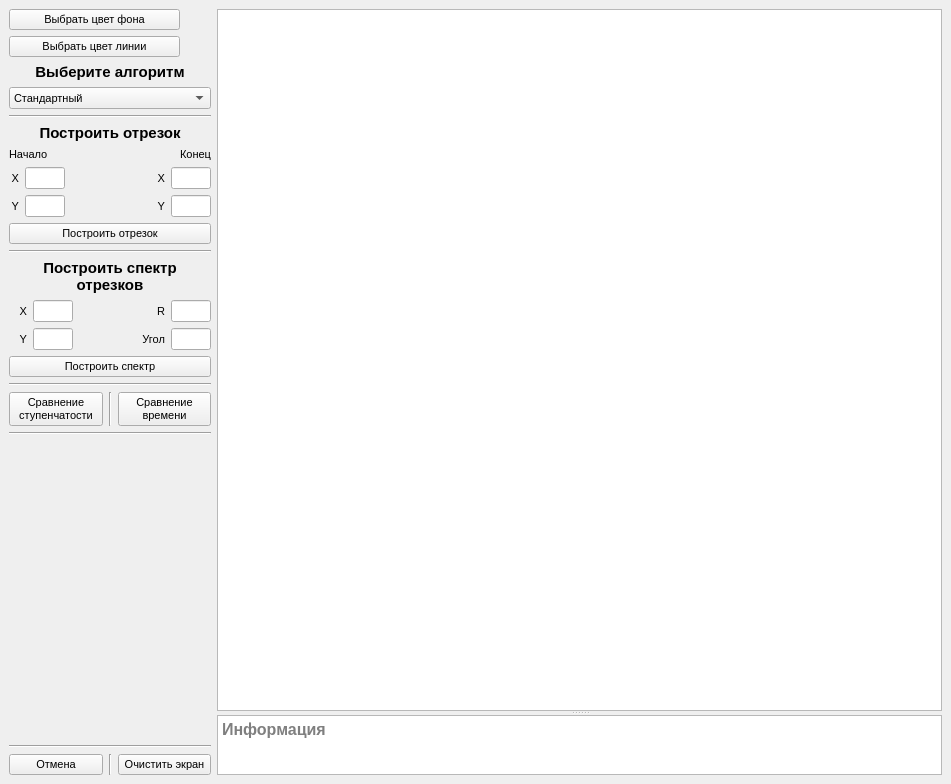
Qt form lab_03/mainwindow.ui (AskaryanKarine/BMSTU-CG) before a commit.
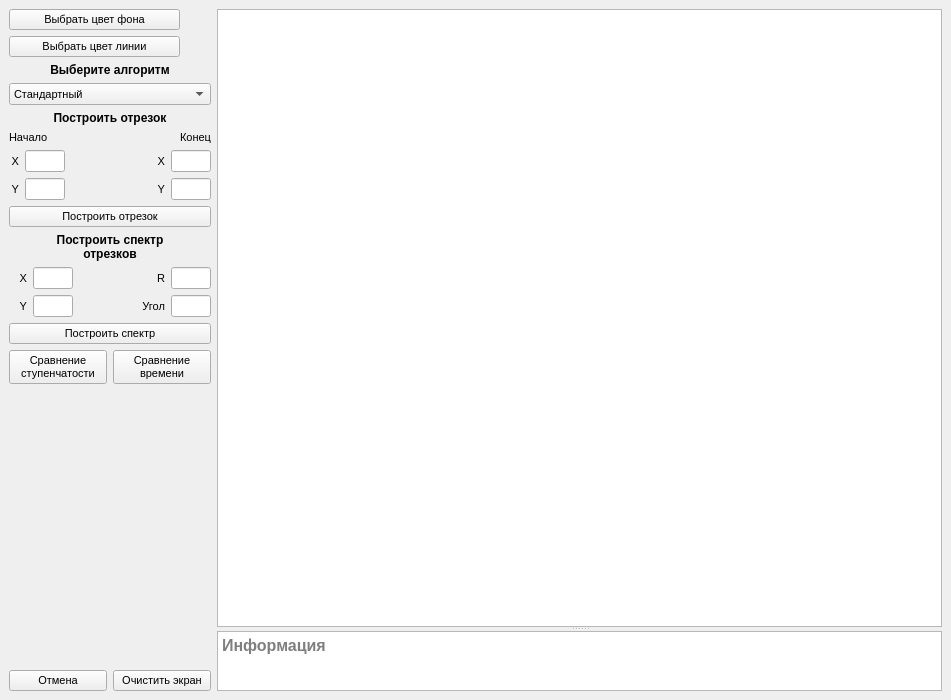
The same form after that commit.

Commit message: adding scale view and some drawing functions

```diff
--- a/lab_03/mainwindow.ui
+++ b/lab_03/mainwindow.ui
@@ -7,7 +7,7 @@
     <x>0</x>
     <y>0</y>
     <width>951</width>
-    <height>784</height>
+    <height>700</height>
    </rect>
   </property>
   <property name="maximumSize">
@@ -84,7 +84,7 @@
            <widget class="QLabel" name="label">
             <property name="font">
              <font>
-              <pointsize>11</pointsize>
+              <pointsize>9</pointsize>
               <bold>true</bold>
              </font>
             </property>
@@ -144,18 +144,11 @@
       </item>
       <item>
        <layout class="QVBoxLayout" name="verticalLayout_5">
-        <item>
-         <widget class="Line" name="line_7">
-          <property name="orientation">
-           <enum>Qt::Horizontal</enum>
-          </property>
-         </widget>
-        </item>
         <item>
          <widget class="QLabel" name="label_2">
           <property name="font">
            <font>
-            <pointsize>11</pointsize>
+            <pointsize>9</pointsize>
             <bold>true</bold>
            </font>
           </property>
@@ -380,18 +373,11 @@
         </item>
        </layout>
       </item>
-      <item>
-       <widget class="Line" name="line_6">
-        <property name="orientation">
-         <enum>Qt::Horizontal</enum>
-        </property>
-       </widget>
-      </item>
       <item>
        <widget class="QLabel" name="label_9">
         <property name="font">
          <font>
-          <pointsize>11</pointsize>
+          <pointsize>9</pointsize>
           <bold>true</bold>
          </font>
         </property>
@@ -535,13 +521,6 @@
         </property>
        </widget>
       </item>
-      <item>
-       <widget class="Line" name="line_5">
-        <property name="orientation">
-         <enum>Qt::Horizontal</enum>
-        </property>
-       </widget>
-      </item>
       <item>
        <layout class="QHBoxLayout" name="horizontalLayout_12">
         <item>
@@ -552,13 +531,6 @@
           </property>
          </widget>
         </item>
-        <item>
-         <widget class="Line" name="line_3">
-          <property name="orientation">
-           <enum>Qt::Vertical</enum>
-          </property>
-         </widget>
-        </item>
         <item>
          <widget class="QPushButton" name="pushButton_time">
           <property name="text">
@@ -569,13 +541,6 @@
         </item>
        </layout>
       </item>
-      <item>
-       <widget class="Line" name="line_2">
-        <property name="orientation">
-         <enum>Qt::Horizontal</enum>
-        </property>
-       </widget>
-      </item>
       <item>
        <spacer name="verticalSpacer">
         <property name="orientation">
@@ -589,13 +554,6 @@
         </property>
        </spacer>
       </item>
-      <item>
-       <widget class="Line" name="line">
-        <property name="orientation">
-         <enum>Qt::Horizontal</enum>
-        </property>
-       </widget>
-      </item>
       <item>
        <layout class="QHBoxLayout" name="horizontalLayout_11">
         <item>
@@ -605,13 +563,6 @@
           </property>
          </widget>
         </item>
-        <item>
-         <widget class="Line" name="line_4">
-          <property name="orientation">
-           <enum>Qt::Vertical</enum>
-          </property>
-         </widget>
-        </item>
         <item>
          <widget class="QPushButton" name="pushButton_clear">
           <property name="text">
```
The commit also changes 2 other files.
